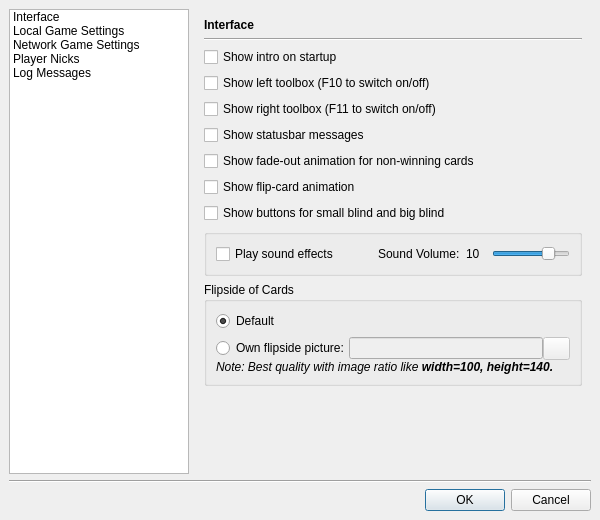
The window that src/gui/qt/settingsdialog.ui (pokerth/pokerth) describes before a commit, drawn with Qt 5.
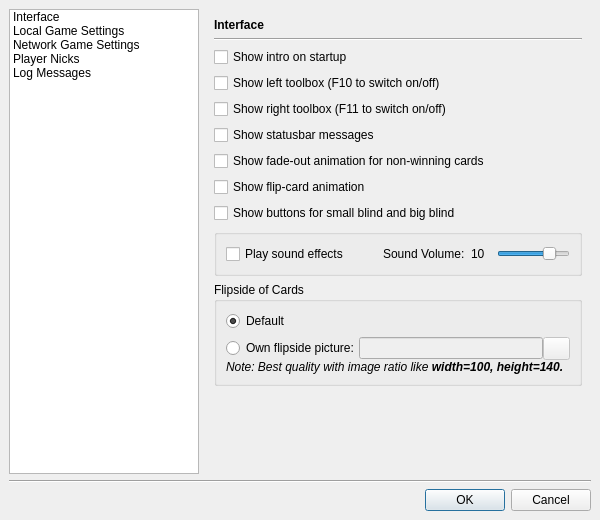
The same window after the commit. Icons and pictures are not drawn. Custom widgets are drawn as their Qt base class.

```diff
--- a/src/gui/qt/settingsdialog.ui
+++ b/src/gui/qt/settingsdialog.ui
@@ -2095,13 +2095,13 @@
     <widget class="QListWidget" name="listWidget" >
      <property name="minimumSize" >
       <size>
-       <width>180</width>
+       <width>190</width>
        <height>0</height>
       </size>
      </property>
      <property name="maximumSize" >
       <size>
-       <width>180</width>
+       <width>190</width>
        <height>16777215</height>
       </size>
      </property>
```
